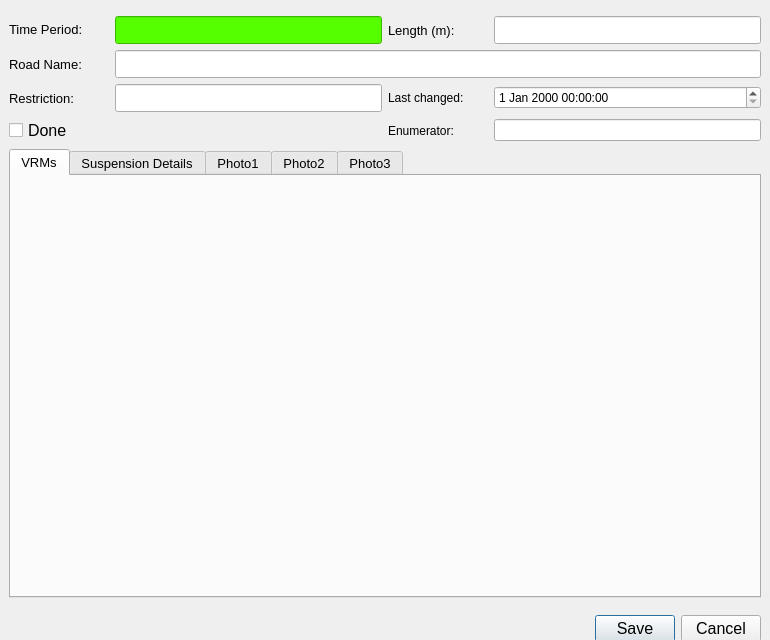
tlh22/demandForm, file ui/VRM_Demand_dialog_base.ui: the form before one commit.
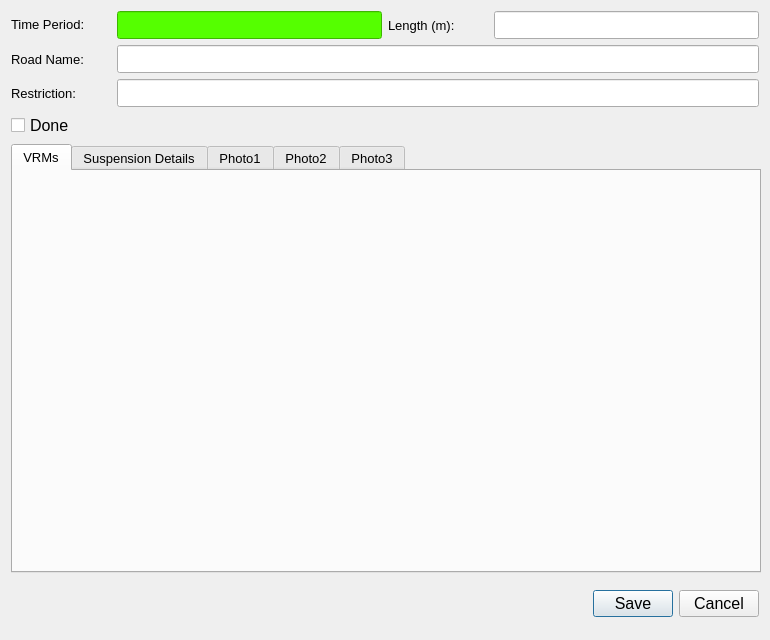
The form after the commit. Icons and pictures are not drawn.

The edit to the form file:
```diff
--- a/ui/VRM_Demand_dialog_base.ui
+++ b/ui/VRM_Demand_dialog_base.ui
@@ -33,18 +33,17 @@
   <property name="sizeGripEnabled">
    <bool>false</bool>
   </property>
-  <widget class="QWidget" name="layoutWidget">
-   <property name="geometry">
-    <rect>
-     <x>9</x>
-     <y>16</y>
-     <width>752</width>
-     <height>638</height>
-    </rect>
-   </property>
+  <layout class="QGridLayout" name="gridLayout_6">
+   <item row="0" column="0">
    <layout class="QGridLayout" name="gridLayout_11">
+     <property name="sizeConstraint">
+      <enum>QLayout::SetNoConstraint</enum>
+     </property>
     <item row="0" column="0">
      <layout class="QGridLayout" name="gridLayout_3">
+       <property name="sizeConstraint">
+        <enum>QLayout::SetNoConstraint</enum>
+       </property>
       <item row="0" column="0">
        <widget class="QLabel" name="label_3">
         <property name="minimumSize">
@@ -204,28 +203,6 @@
         </property>
        </widget>
       </item>
-      <item row="2" column="1">
-       <widget class="QLineEdit" name="RestrictionDetails">
-        <property name="minimumSize">
-         <size>
-          <width>240</width>
-          <height>28</height>
-         </size>
-        </property>
-        <property name="maximumSize">
-         <size>
-          <width>1024</width>
-          <height>28</height>
-         </size>
-        </property>
-        <property name="font">
-         <font>
-          <family>Arial</family>
-          <pointsize>10</pointsize>
-         </font>
-        </property>
-       </widget>
-      </item>
       <item row="0" column="1">
        <widget class="QLineEdit" name="SurveyBeatTitle">
         <property name="minimumSize">
@@ -276,26 +253,28 @@
         </property>
        </widget>
       </item>
-      <item row="2" column="3">
-       <widget class="QDateTimeEdit" name="DemandSurveyDateTime"/>
-      </item>
-      <item row="2" column="2">
-       <widget class="QLabel" name="label_6">
-        <property name="text">
-         <string>Last changed:</string>
-        </property>
-       </widget>
-      </item>
-      <item row="3" column="2">
-       <widget class="QLabel" name="label_4">
-        <property name="text">
-         <string>Enumerator:</string>
-        </property>
-       </widget>
-      </item>
-      <item row="3" column="3">
-       <widget class="QLineEdit" name="Enumerator"/>
-      </item>
+       <item row="2" column="1" colspan="3">
+        <widget class="QLineEdit" name="RestrictionDetails">
+         <property name="minimumSize">
+          <size>
+           <width>240</width>
+           <height>28</height>
+          </size>
+         </property>
+         <property name="maximumSize">
+          <size>
+           <width>1024</width>
+           <height>28</height>
+          </size>
+         </property>
+         <property name="font">
+          <font>
+           <family>Arial</family>
+           <pointsize>10</pointsize>
+          </font>
+         </property>
+        </widget>
+       </item>
      </layout>
     </item>
     <item row="2" column="0">
@@ -764,7 +743,8 @@
      </widget>
     </item>
    </layout>
-  </widget>
+   </item>
+  </layout>
  </widget>
  <tabstops>
   <tabstop>RoadName</tabstop>
```
Left out of the diff: 6 changed lines with no effect on the pictures. Lines whose indentation alone changed are shown as unchanged.
